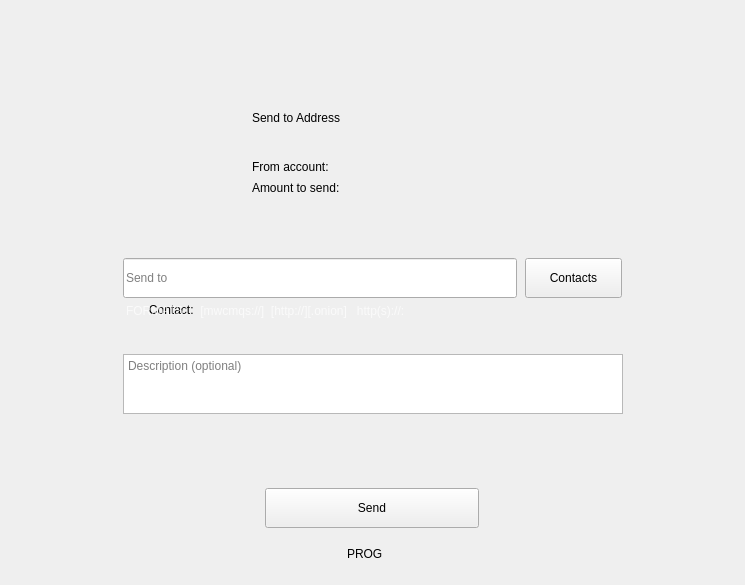
Qt form windows_desktop/g_sendOnline.ui (mwcproject/mwc-qt-wallet) before a commit.
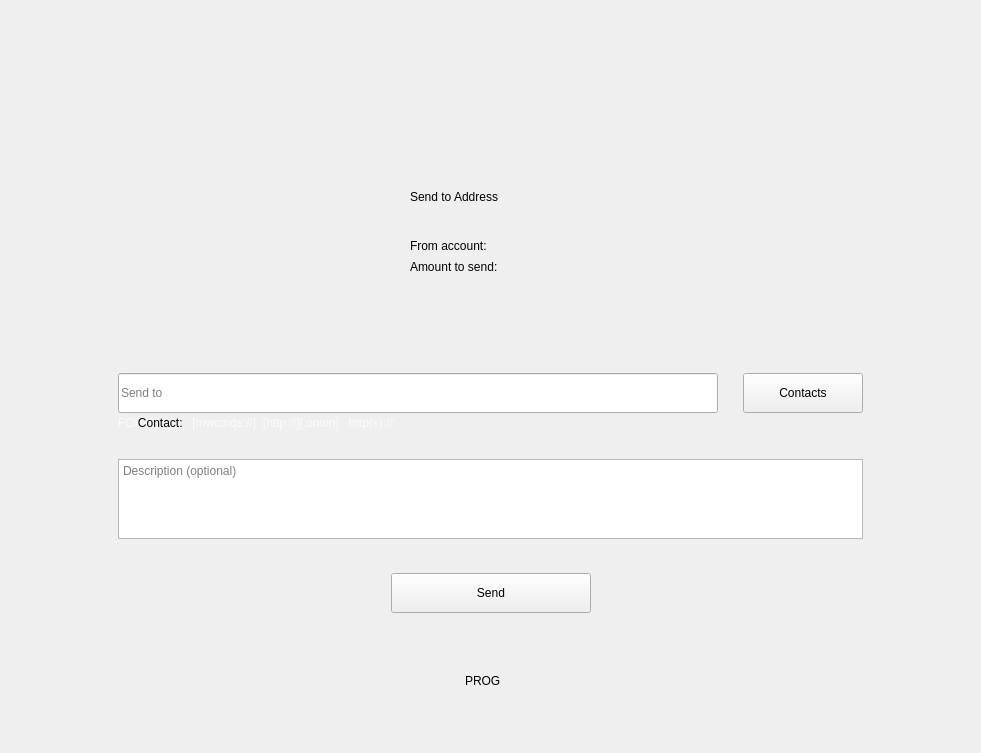
The same form after that commit. Icons and pictures are not drawn. Custom widgets are drawn as their Qt base class.

Commit message: Send UI. Make Account combo wide and all Send panels resizable

Diff of the .ui file:
```diff
--- a/windows_desktop/g_sendOnline.ui
+++ b/windows_desktop/g_sendOnline.ui
@@ -6,8 +6,8 @@
    <rect>
     <x>0</x>
     <y>0</y>
-    <width>745</width>
-    <height>585</height>
+    <width>981</width>
+    <height>753</height>
    </rect>
   </property>
   <property name="sizePolicy">
@@ -19,10 +19,7 @@
   <property name="windowTitle">
    <string>Form</string>
   </property>
-  <layout class="QVBoxLayout" name="verticalLayout_2" stretch="1,0,1">
-   <property name="spacing">
-    <number>0</number>
-   </property>
+  <layout class="QVBoxLayout" name="verticalLayout_3" stretch="1,0,1">
    <property name="topMargin">
     <number>60</number>
    </property>
@@ -40,7 +37,10 @@
     </spacer>
    </item>
    <item>
-    <layout class="QHBoxLayout" name="horizontalLayout">
+    <layout class="QHBoxLayout" name="horizontalLayout_5" stretch="1,7,1">
+     <property name="spacing">
+      <number>3</number>
+     </property>
      <item>
       <spacer name="horizontalSpacer">
        <property name="orientation">
@@ -64,7 +64,7 @@
        </property>
        <property name="maximumSize">
         <size>
-         <width>500</width>
+         <width>1200</width>
          <height>430</height>
         </size>
        </property>
@@ -74,43 +74,65 @@
        <property name="frameShadow">
         <enum>QFrame::Raised</enum>
        </property>
-       <widget class="control::MwcLabelSmall" name="amount2send">
-        <property name="geometry">
-         <rect>
-          <x>129</x>
-          <y>75</y>
-          <width>292</width>
-          <height>22</height>
-         </rect>
+       <layout class="QVBoxLayout" name="verticalLayout_2" stretch="0,2,0,1,0,0,1,0">
+        <property name="spacing">
+         <number>0</number>
         </property>
-        <property name="text">
-         <string>Amount to send:</string>
+        <property name="leftMargin">
+         <number>0</number>
         </property>
-        <property name="alignment">
-         <set>Qt::AlignLeading|Qt::AlignLeft|Qt::AlignVCenter</set>
+        <property name="topMargin">
+         <number>0</number>
         </property>
-       </widget>
-       <widget class="control::MwcLabelSmall" name="fromAccount">
-        <property name="geometry">
-         <rect>
-          <x>129</x>
-          <y>54</y>
-          <width>292</width>
-          <height>22</height>
-         </rect>
+        <property name="rightMargin">
+         <number>0</number>
         </property>
-        <property name="text">
-         <string>From account: </string>
+        <property name="bottomMargin">
+         <number>0</number>
         </property>
-        <property name="alignment">
-         <set>Qt::AlignLeading|Qt::AlignLeft|Qt::AlignVCenter</set>
-        </property>
-       </widget>
+        <item>
+         <layout class="QHBoxLayout" name="horizontalLayout_4">
+          <property name="spacing">
+           <number>1</number>
+          </property>
+          <item>
+           <spacer name="horizontalSpacer_7">
+            <property name="orientation">
+             <enum>Qt::Orientation::Horizontal</enum>
+            </property>
+            <property name="sizeHint" stdset="0">
+             <size>
+              <width>40</width>
+              <height>20</height>
+             </size>
+            </property>
+           </spacer>
+          </item>
+          <item>
+           <widget class="QFrame" name="frame_3">
+            <property name="minimumSize">
+             <size>
+              <width>411</width>
+              <height>123</height>
+             </size>
+            </property>
+            <property name="maximumSize">
+             <size>
+              <width>411</width>
+              <height>123</height>
+             </size>
+            </property>
+            <property name="frameShape">
+             <enum>QFrame::Shape::NoFrame</enum>
+            </property>
+            <property name="frameShadow">
+             <enum>QFrame::Shadow::Plain</enum>
+            </property>
        <widget class="control::MwcLabel" name="label">
         <property name="geometry">
          <rect>
-          <x>6</x>
-          <y>6</y>
+               <x>2</x>
+               <y>4</y>
           <width>103</width>
           <height>88</height>
          </rect>
@@ -128,9 +150,9 @@
        <widget class="control::MwcLabelLarge" name="label_2">
         <property name="geometry">
          <rect>
-          <x>129</x>
-          <y>3</y>
-          <width>295</width>
+               <x>125</x>
+               <y>1</y>
+               <width>259</width>
           <height>25</height>
          </rect>
         </property>
@@ -138,18 +160,78 @@
          <string>Send to Address</string>
         </property>
         <property name="alignment">
-         <set>Qt::AlignLeading|Qt::AlignLeft|Qt::AlignVCenter</set>
-        </property>
-       </widget>
+              <set>Qt::AlignmentFlag::AlignLeading|Qt::AlignmentFlag::AlignLeft|Qt::AlignmentFlag::AlignVCenter</set>
+             </property>
+            </widget>
+            <widget class="control::MwcLabelSmall" name="amount2send">
+             <property name="geometry">
+              <rect>
+               <x>125</x>
+               <y>73</y>
+               <width>273</width>
+               <height>22</height>
+              </rect>
+             </property>
+             <property name="text">
+              <string>Amount to send:</string>
+             </property>
+             <property name="alignment">
+              <set>Qt::AlignmentFlag::AlignLeading|Qt::AlignmentFlag::AlignLeft|Qt::AlignmentFlag::AlignVCenter</set>
+             </property>
+            </widget>
+            <widget class="control::MwcLabelSmall" name="fromAccount">
+             <property name="geometry">
+              <rect>
+               <x>125</x>
+               <y>52</y>
+               <width>275</width>
+               <height>22</height>
+              </rect>
+             </property>
+             <property name="text">
+              <string>From account: </string>
+             </property>
+             <property name="alignment">
+              <set>Qt::AlignmentFlag::AlignLeading|Qt::AlignmentFlag::AlignLeft|Qt::AlignmentFlag::AlignVCenter</set>
+             </property>
+            </widget>
+           </widget>
+          </item>
+          <item>
+           <spacer name="horizontalSpacer_8">
+            <property name="orientation">
+             <enum>Qt::Orientation::Horizontal</enum>
+            </property>
+            <property name="sizeHint" stdset="0">
+             <size>
+              <width>40</width>
+              <height>20</height>
+             </size>
+            </property>
+           </spacer>
+          </item>
+         </layout>
+        </item>
+        <item>
+         <spacer name="verticalSpacer_6">
+          <property name="orientation">
+           <enum>Qt::Orientation::Vertical</enum>
+          </property>
+          <property name="sizeHint" stdset="0">
+           <size>
+            <width>20</width>
+            <height>53</height>
+           </size>
+          </property>
+         </spacer>
+        </item>
+        <item>
+         <layout class="QHBoxLayout" name="horizontalLayout_3" stretch="1,0">
+          <property name="spacing">
+           <number>25</number>
+          </property>
+          <item>
        <widget class="control::MwcLineEditNormal" name="sendEdit">
-        <property name="geometry">
-         <rect>
-          <x>0</x>
-          <y>156</y>
-          <width>394</width>
-          <height>40</height>
-         </rect>
-        </property>
         <property name="sizePolicy">
          <sizepolicy hsizetype="Minimum" vsizetype="Fixed">
           <horstretch>0</horstretch>
@@ -181,18 +263,12 @@
          <string>Send to</string>
         </property>
        </widget>
+          </item>
+          <item>
        <widget class="control::MwcPushButtonNormal" name="contactsButton">
-        <property name="geometry">
-         <rect>
-          <x>402</x>
-          <y>156</y>
-          <width>97</width>
-          <height>40</height>
-         </rect>
-        </property>
         <property name="minimumSize">
          <size>
-          <width>0</width>
+              <width>120</width>
           <height>40</height>
          </size>
         </property>
@@ -218,154 +294,36 @@
          <string>Contacts</string>
         </property>
        </widget>
-       <widget class="control::MwcLabelSmall" name="contactNameLable">
-        <property name="geometry">
-         <rect>
-          <x>6</x>
-          <y>198</y>
-          <width>411</width>
-          <height>20</height>
-         </rect>
-        </property>
-        <property name="minimumSize">
-         <size>
-          <width>0</width>
-          <height>20</height>
-         </size>
-        </property>
-        <property name="maximumSize">
-         <size>
-          <width>16777215</width>
-          <height>20</height>
-         </size>
-        </property>
-        <property name="text">
-         <string>      Contact: </string>
-        </property>
-        <property name="alignment">
-         <set>Qt::AlignLeading|Qt::AlignLeft|Qt::AlignVCenter</set>
-        </property>
-       </widget>
-       <widget class="control::MwcPushButtonNormal" name="sendButton">
-        <property name="geometry">
-         <rect>
-          <x>142</x>
-          <y>386</y>
-          <width>214</width>
-          <height>40</height>
-         </rect>
-        </property>
-        <property name="minimumSize">
-         <size>
-          <width>0</width>
-          <height>40</height>
-         </size>
-        </property>
-        <property name="maximumSize">
-         <size>
-          <width>16777215</width>
-          <height>40</height>
-         </size>
-        </property>
-        <property name="cursor">
-         <cursorShape>PointingHandCursor</cursorShape>
-        </property>
-        <property name="focusPolicy">
-         <enum>Qt::StrongFocus</enum>
-        </property>
-        <property name="toolTip">
-         <string>Send MWC</string>
-        </property>
-        <property name="statusTip">
-         <string>Send MWC</string>
-        </property>
-        <property name="text">
-         <string>Send</string>
-        </property>
-       </widget>
-       <widget class="control::MwcWidget" name="widget_2" native="true">
-        <property name="geometry">
-         <rect>
-          <x>0</x>
-          <y>252</y>
-          <width>500</width>
-          <height>60</height>
-         </rect>
-        </property>
-        <property name="sizePolicy">
-         <sizepolicy hsizetype="Fixed" vsizetype="Fixed">
-          <horstretch>0</horstretch>
-          <verstretch>0</verstretch>
-         </sizepolicy>
-        </property>
-        <property name="minimumSize">
-         <size>
-          <width>500</width>
-          <height>60</height>
-         </size>
-        </property>
-        <property name="maximumSize">
-         <size>
-          <width>500</width>
-          <height>60</height>
-         </size>
-        </property>
-        <layout class="QVBoxLayout" name="verticalLayout_3">
-         <property name="spacing">
-          <number>20</number>
-         </property>
-         <property name="leftMargin">
-          <number>0</number>
-         </property>
-         <property name="topMargin">
-          <number>0</number>
-         </property>
-         <property name="rightMargin">
-          <number>0</number>
-         </property>
-         <property name="bottomMargin">
-          <number>0</number>
-         </property>
-         <item>
-          <widget class="control::MwcTextEdit" name="descriptionEdit">
-           <property name="sizePolicy">
-            <sizepolicy hsizetype="Minimum" vsizetype="Minimum">
-             <horstretch>0</horstretch>
-             <verstretch>0</verstretch>
-            </sizepolicy>
-           </property>
-           <property name="minimumSize">
-            <size>
-             <width>200</width>
-             <height>0</height>
-            </size>
-           </property>
-           <property name="maximumSize">
-            <size>
-             <width>16777215</width>
-             <height>120</height>
-            </size>
-           </property>
-           <property name="toolTip">
-            <string>Optional note the recipient will see</string>
-           </property>
-           <property name="statusTip">
-            <string>Optional note the recipient will see</string>
-           </property>
-           <property name="placeholderText">
-            <string>Description (optional)</string>
-           </property>
-          </widget>
-         </item>
-        </layout>
-       </widget>
+          </item>
+         </layout>
+        </item>
+        <item>
+         <widget class="QFrame" name="frame_2">
+          <property name="minimumSize">
+           <size>
+            <width>500</width>
+            <height>28</height>
+           </size>
+          </property>
+          <property name="maximumSize">
+           <size>
+            <width>500</width>
+            <height>28</height>
+           </size>
+          </property>
+          <property name="frameShape">
+           <enum>QFrame::Shape::NoFrame</enum>
+          </property>
+          <property name="frameShadow">
+           <enum>QFrame::Shadow::Plain</enum>
+          </property>
        <widget class="control::MwcLabelTiny" name="formatsLable">
         <property name="geometry">
          <rect>
-          <x>3</x>
-          <y>195</y>
+             <x>0</x>
+             <y>0</y>
           <width>496</width>
-          <height>28</height>
+             <height>20</height>
          </rect>
         </property>
         <property name="maximumSize">
@@ -381,9 +339,158 @@
          <string>FORMATS:    [mwcmqs://]&lt;mqs_address&gt;  [http://]&lt;tor_address&gt;[.onion]   http(s)://&lt;host&gt;:&lt;port&gt;</string>
         </property>
         <property name="textFormat">
-         <enum>Qt::PlainText</enum>
-        </property>
-       </widget>
+            <enum>Qt::TextFormat::PlainText</enum>
+           </property>
+          </widget>
+          <widget class="control::MwcLabelSmall" name="contactNameLable">
+           <property name="geometry">
+            <rect>
+             <x>0</x>
+             <y>0</y>
+             <width>411</width>
+             <height>20</height>
+            </rect>
+           </property>
+           <property name="minimumSize">
+            <size>
+             <width>0</width>
+             <height>20</height>
+            </size>
+           </property>
+           <property name="maximumSize">
+            <size>
+             <width>16777215</width>
+             <height>20</height>
+            </size>
+           </property>
+           <property name="text">
+            <string>      Contact: </string>
+           </property>
+           <property name="alignment">
+            <set>Qt::AlignmentFlag::AlignLeading|Qt::AlignmentFlag::AlignLeft|Qt::AlignmentFlag::AlignVCenter</set>
+           </property>
+          </widget>
+         </widget>
+        </item>
+        <item>
+         <spacer name="verticalSpacer_5">
+          <property name="orientation">
+           <enum>Qt::Orientation::Vertical</enum>
+          </property>
+          <property name="sizeHint" stdset="0">
+           <size>
+            <width>20</width>
+            <height>18</height>
+           </size>
+          </property>
+         </spacer>
+        </item>
+        <item>
+         <widget class="control::MwcTextEdit" name="descriptionEdit">
+          <property name="sizePolicy">
+           <sizepolicy hsizetype="Minimum" vsizetype="Minimum">
+            <horstretch>0</horstretch>
+            <verstretch>0</verstretch>
+           </sizepolicy>
+          </property>
+          <property name="minimumSize">
+           <size>
+            <width>200</width>
+            <height>80</height>
+           </size>
+          </property>
+          <property name="maximumSize">
+           <size>
+            <width>16777215</width>
+            <height>80</height>
+           </size>
+          </property>
+          <property name="toolTip">
+           <string>Optional note the recipient will see</string>
+          </property>
+          <property name="statusTip">
+           <string>Optional note the recipient will see</string>
+          </property>
+          <property name="placeholderText">
+           <string>Description (optional)</string>
+          </property>
+         </widget>
+        </item>
+        <item>
+         <spacer name="verticalSpacer_4">
+          <property name="orientation">
+           <enum>Qt::Orientation::Vertical</enum>
+          </property>
+          <property name="sizeHint" stdset="0">
+           <size>
+            <width>20</width>
+            <height>25</height>
+           </size>
+          </property>
+         </spacer>
+        </item>
+        <item>
+         <layout class="QHBoxLayout" name="horizontalLayout">
+          <item>
+           <spacer name="horizontalSpacer_5">
+            <property name="orientation">
+             <enum>Qt::Orientation::Horizontal</enum>
+            </property>
+            <property name="sizeHint" stdset="0">
+             <size>
+              <width>40</width>
+              <height>20</height>
+             </size>
+            </property>
+           </spacer>
+          </item>
+          <item>
+           <widget class="control::MwcPushButtonNormal" name="sendButton">
+            <property name="minimumSize">
+             <size>
+              <width>200</width>
+              <height>40</height>
+             </size>
+            </property>
+            <property name="maximumSize">
+             <size>
+              <width>16777215</width>
+              <height>40</height>
+             </size>
+            </property>
+            <property name="cursor">
+             <cursorShape>PointingHandCursor</cursorShape>
+            </property>
+            <property name="focusPolicy">
+             <enum>Qt::FocusPolicy::StrongFocus</enum>
+            </property>
+            <property name="toolTip">
+             <string>Send MWC</string>
+            </property>
+            <property name="statusTip">
+             <string>Send MWC</string>
+            </property>
+            <property name="text">
+             <string>Send</string>
+            </property>
+           </widget>
+          </item>
+          <item>
+           <spacer name="horizontalSpacer_6">
+            <property name="orientation">
+             <enum>Qt::Orientation::Horizontal</enum>
+            </property>
+            <property name="sizeHint" stdset="0">
+             <size>
+              <width>40</width>
+              <height>20</height>
+             </size>
+            </property>
+           </spacer>
+          </item>
+         </layout>
+        </item>
+       </layout>
       </widget>
      </item>
      <item>
@@ -514,6 +621,12 @@
   </layout>
  </widget>
  <customwidgets>
+  <customwidget>
+   <class>control::MwcWidget</class>
+   <extends>QWidget</extends>
+   <header>control_desktop/MwcWidget.h</header>
+   <container>1</container>
+  </customwidget>
   <customwidget>
    <class>control::MwcPushButtonNormal</class>
    <extends>QPushButton</extends>
@@ -539,26 +652,21 @@
    <extends>QLabel</extends>
    <header>control_desktop/MwcLabel.h</header>
   </customwidget>
-  <customwidget>
-   <class>control::MwcLabelTiny</class>
-   <extends>QLabel</extends>
-   <header>control_desktop/MwcLabel.h</header>
-  </customwidget>
    <customwidget>
    <class>control::MwcLabel</class>
    <extends>QLabel</extends>
    <header>control_desktop/MwcLabel.h</header>
   </customwidget>
+  <customwidget>
+   <class>control::MwcLabelTiny</class>
+   <extends>QLabel</extends>
+   <header>control_desktop/MwcLabel.h</header>
+  </customwidget>
   <customwidget>
    <class>control::MwcTextEdit</class>
    <extends>QTextEdit</extends>
    <header>control_desktop/MwcTextEdit.h</header>
   </customwidget>
-  <customwidget>
-   <class>control::MwcWidget</class>
-   <extends>QWidget</extends>
-   <header>control_desktop/MwcWidget.h</header>
-  </customwidget>
  </customwidgets>
  <tabstops>
   <tabstop>sendEdit</tabstop>
```
Left out of the diff: 24 changed lines with no effect on the pictures. Lines whose indentation alone changed are shown as unchanged. The commit also changes 7 other files.
